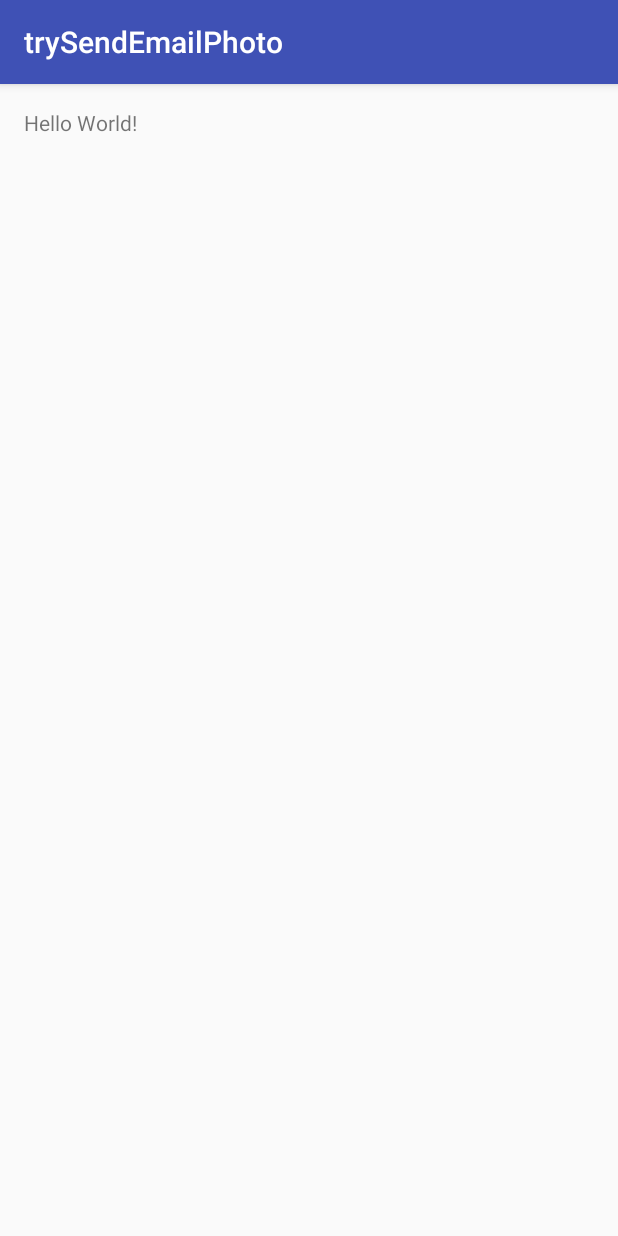
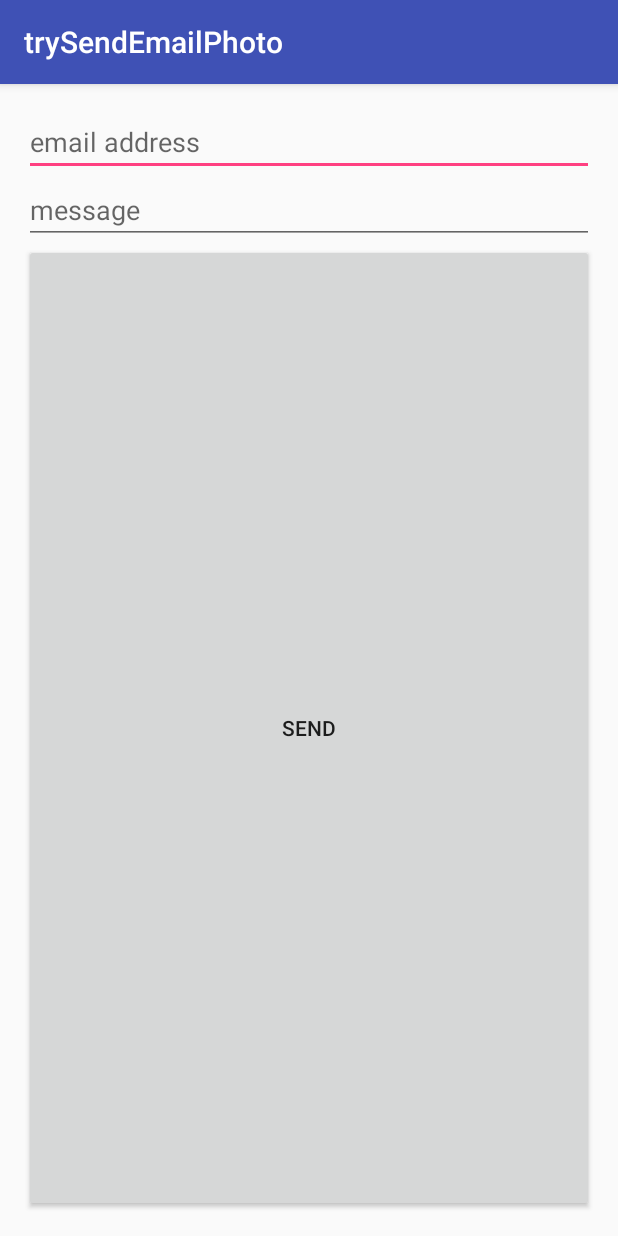
Before and after one commit to vaginessa/sendMailInAndroidWithOutUI, an Android app: the screen it shows after launch (MainActivity), on a phone screen of 412 x 824 dp. Run offline under Robolectric (Android 15) with nearby library versions, the phone set to English and light mode, and no system bars; our stand-ins replace ButterKnife.

Commit message:
layout create

```diff
--- a/app/build.gradle
+++ b/app/build.gradle
@@ -1,4 +1,5 @@
 apply plugin: 'com.android.application'
+apply plugin: 'android-apt'
 
 android {
     compileSdkVersion 25
@@ -37,8 +38,8 @@ dependencies {
     })
     compile 'com.android.support:appcompat-v7:25.2.0'
 
-    compile 'com.sun.mail:android-mail:1.5.5'
-    compile 'com.sun.mail:android-activation:1.5.5'
+    compile 'com.jakewharton:butterknife:8.1.0'
+    apt 'com.jakewharton:butterknife-compiler:8.1.0'
 
     testCompile 'junit:junit:4.12'
 }
--- a/app/src/main/java/com/trysendemailphoto/MainActivity.java
+++ b/app/src/main/java/com/trysendemailphoto/MainActivity.java
@@ -1,13 +1,31 @@
 package com.trysendemailphoto;
 
+import android.os.Bundle;
 import android.support.v7.app.AppCompatActivity;
-import android.os.Bundle;
+import android.widget.Button;
+import android.widget.EditText;
+
+import butterknife.BindView;
+import butterknife.ButterKnife;
+import butterknife.OnClick;
 
 public class MainActivity extends AppCompatActivity {
+
+    @BindView(R.id.edEmail)
+    EditText edEmail;
+    @BindView(R.id.edMessage)
+    EditText edMessage;
+    @BindView(R.id.button)
+    Button button;
 
     @Override
     protected void onCreate(Bundle savedInstanceState) {
         super.onCreate(savedInstanceState);
         setContentView(R.layout.activity_main);
+        ButterKnife.bind(this);
+    }
+
+    @OnClick(R.id.button)
+    public void onClick() {
     }
 }
--- a/app/src/main/res/layout/activity_main.xml
+++ b/app/src/main/res/layout/activity_main.xml
@@ -1,17 +1,36 @@
 <?xml version="1.0" encoding="utf-8"?>
-<RelativeLayout xmlns:android="http://schemas.android.com/apk/res/android"
+<LinearLayout xmlns:android="http://schemas.android.com/apk/res/android"
     xmlns:tools="http://schemas.android.com/tools"
     android:id="@+id/activity_main"
     android:layout_width="match_parent"
     android:layout_height="match_parent"
+    android:orientation="vertical"
     android:paddingBottom="@dimen/activity_vertical_margin"
     android:paddingLeft="@dimen/activity_horizontal_margin"
     android:paddingRight="@dimen/activity_horizontal_margin"
     android:paddingTop="@dimen/activity_vertical_margin"
     tools:context="com.trysendemailphoto.MainActivity">
 
-    <TextView
-        android:layout_width="wrap_content"
+
+    <EditText
+        android:id="@+id/edEmail"
+        android:layout_width="match_parent"
         android:layout_height="wrap_content"
-        android:text="Hello World!" />
-</RelativeLayout>
+        android:ems="10"
+        android:hint="email address"
+        android:inputType="textEmailAddress" />
+
+    <EditText
+        android:id="@+id/edMessage"
+        android:layout_width="match_parent"
+        android:layout_height="wrap_content"
+        android:ems="10"
+        android:hint="message"
+        android:inputType="textPersonName" />
+
+    <Button
+        android:id="@+id/button"
+        android:layout_width="match_parent"
+        android:layout_height="match_parent"
+        android:text="Send" />
+</LinearLayout>
--- a/build.gradle
+++ b/build.gradle
@@ -6,6 +6,7 @@ buildscript {
     }
     dependencies {
         classpath 'com.android.tools.build:gradle:2.2.3'
+        classpath 'com.neenbedankt.gradle.plugins:android-apt:1.8'
 
         // NOTE: Do not place your application dependencies here; they belong
         // in the individual module build.gradle files
```
